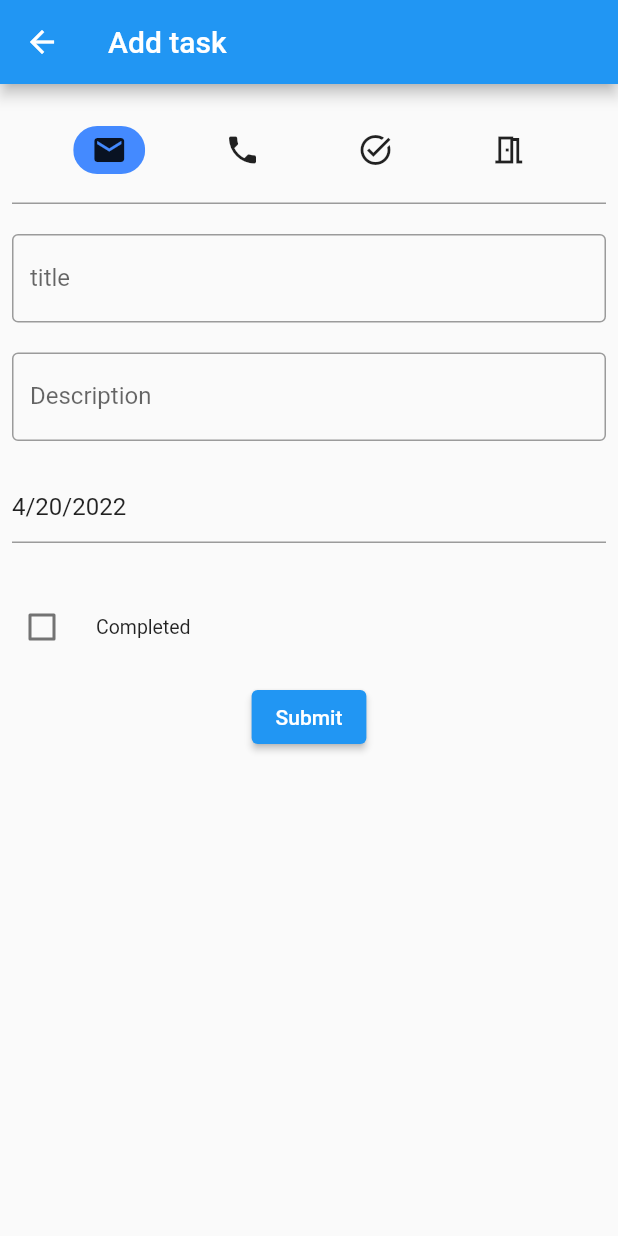
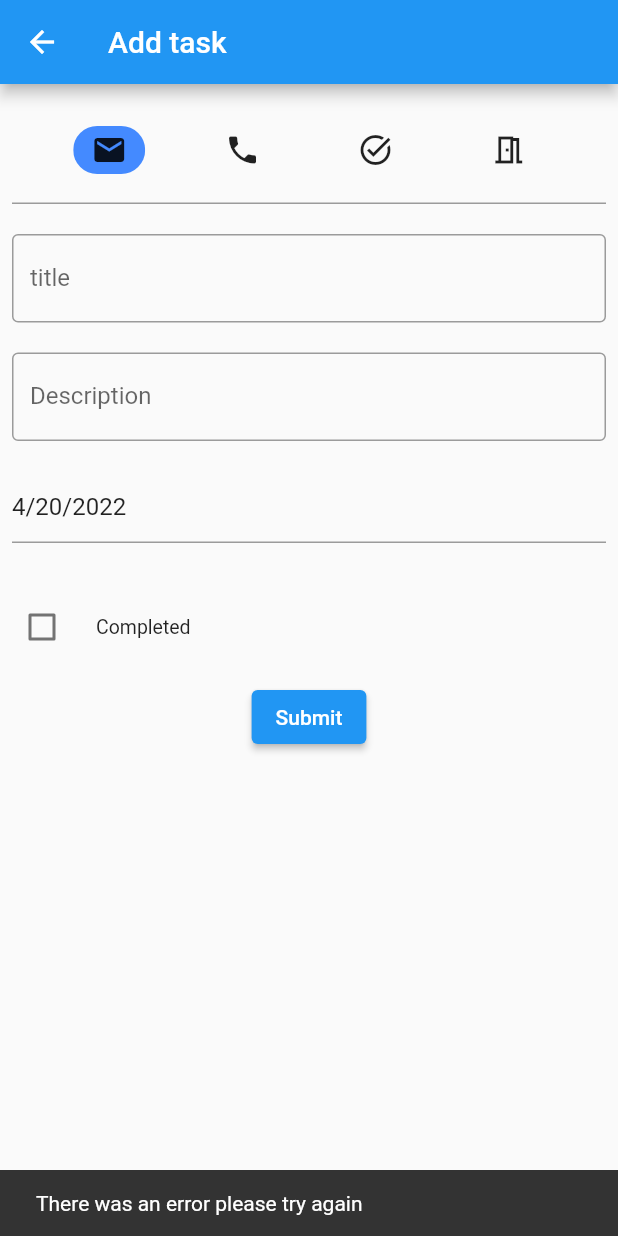
Before and after one commit to DominikIlski/MaMs_lab, a Flutter app: the AddTaskScreen screen opened directly, after a tap on "Submit", on a phone screen of 412 x 824 dp. Run offline on Flutter 3.47's test engine with Material 2 defaults, Android fonts, the phone set to English and light mode, and no system bars; drawn by our look-alikes of flutter_form_builder; our stand-ins replace flutter_riverpod, form_builder_validators, riverpod.

Commit message:
final touches

```diff
--- a/task_manager/lib/screens/task_add.dart
+++ b/task_manager/lib/screens/task_add.dart
@@ -87,9 +87,22 @@ class _AddTaskScreenState extends ConsumerState<AddTaskScreen> {
                                 title: value['title'],
                                 description: value['desc'],
                                 dueDate: value['date'],
-                                taskType: value['type']);
+                                taskType: value['type'],
+                                completed: value['completed']);
                             _formKey.currentState!.reset();
-                          } else {}
+                            ScaffoldMessenger.of(context)
+                                .showSnackBar(const SnackBar(
+                              content: Text('Task added :)'),
+                              duration: Duration(seconds: 1),
+                            ));
+                          } else {
+                            ScaffoldMessenger.of(context)
+                                .showSnackBar(const SnackBar(
+                              content:
+                                  Text('There was an error please try again'),
+                              duration: Duration(seconds: 3),
+                            ));
+                          }
                         },
                         child: const Text('Submit'))
                   ],
```
Also changed, not shown: task_manager/lib/main.dart (+75 -3 lines), task_manager/lib/models/task.dart (+8 -7 lines).
